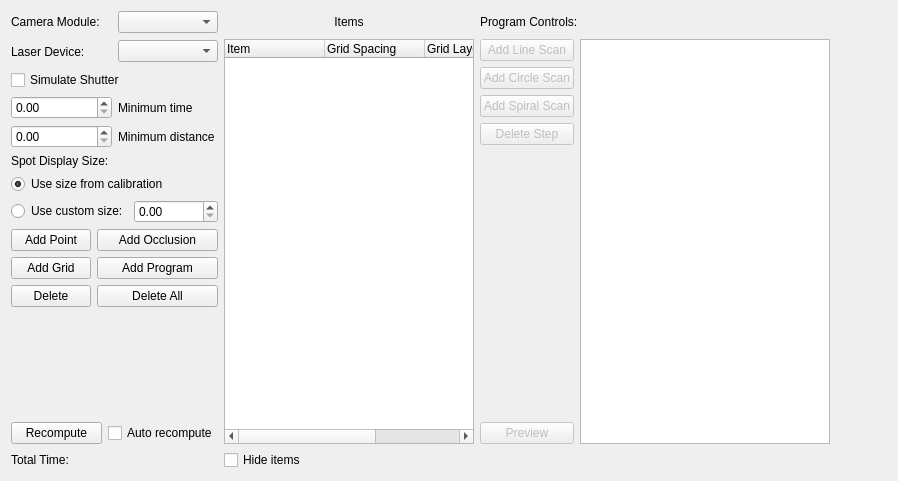
Above: lib/devices/Scanner/ProtocolTemplate.ui from acq4/acq4 before the change. Below: the same form after it.
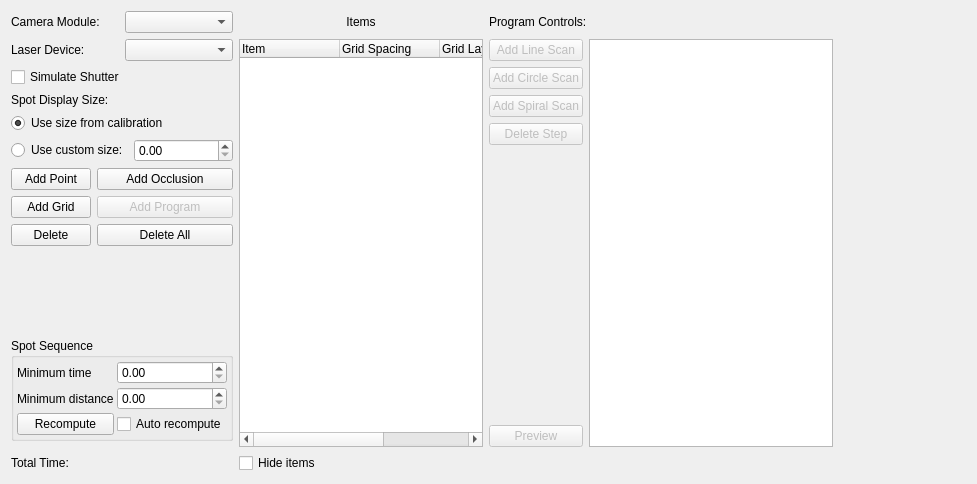
That is the form after the change. Custom widgets are drawn as their Qt base class.

Patch:
```diff
--- a/lib/devices/Scanner/ProtocolTemplate.ui
+++ b/lib/devices/Scanner/ProtocolTemplate.ui
@@ -6,8 +6,8 @@
    <rect>
     <x>0</x>
     <y>0</y>
-    <width>898</width>
-    <height>481</height>
+    <width>977</width>
+    <height>484</height>
    </rect>
   </property>
   <property name="windowTitle">
@@ -24,10 +24,24 @@
       </widget>
      </item>
      <item>
-      <widget class="QComboBox" name="cameraCombo"/>
+      <widget class="QComboBox" name="cameraCombo">
+       <property name="toolTip">
+        <string>Selects the camera module to use with the scanner. This, along with the laser device, determines which calibration files will be used.</string>
+       </property>
+      </widget>
      </item>
     </layout>
    </item>
+   <item row="0" column="2">
+    <widget class="QLabel" name="label_5">
+     <property name="text">
+      <string>Items</string>
+     </property>
+     <property name="alignment">
+      <set>Qt::AlignCenter</set>
+     </property>
+    </widget>
+   </item>
    <item row="0" column="3">
     <widget class="QLabel" name="label_8">
      <property name="text">
@@ -45,11 +59,39 @@
       </widget>
      </item>
      <item>
-      <widget class="QComboBox" name="laserCombo"/>
+      <widget class="QComboBox" name="laserCombo">
+       <property name="toolTip">
+        <string>Selects the laser to be used.</string>
+       </property>
+      </widget>
      </item>
     </layout>
    </item>
-   <item row="1" column="3" rowspan="7">
+   <item row="1" column="2" rowspan="8">
+    <widget class="TreeWidget" name="itemTree">
+     <column>
+      <property name="text">
+       <string>Item</string>
+      </property>
+     </column>
+     <column>
+      <property name="text">
+       <string>Grid Spacing</string>
+      </property>
+     </column>
+     <column>
+      <property name="text">
+       <string>Grid Layout</string>
+      </property>
+     </column>
+     <column>
+      <property name="text">
+       <string># of points</string>
+      </property>
+     </column>
+    </widget>
+   </item>
+   <item row="1" column="3" rowspan="8">
     <layout class="QHBoxLayout" name="horizontalLayout">
      <item>
       <layout class="QVBoxLayout" name="verticalLayout">
@@ -127,66 +169,25 @@
      </item>
     </layout>
    </item>
-   <item row="1" column="4">
-    <spacer name="horizontalSpacer">
-     <property name="orientation">
-      <enum>Qt::Horizontal</enum>
-     </property>
-     <property name="sizeHint" stdset="0">
-      <size>
-       <width>63</width>
-       <height>25</height>
-      </size>
-     </property>
-    </spacer>
-   </item>
-   <item row="2" column="0" colspan="2">
+   <item row="2" column="0" rowspan="2" colspan="2">
     <widget class="QCheckBox" name="simulateShutterCheck">
      <property name="text">
       <string>Simulate Shutter</string>
      </property>
     </widget>
    </item>
-   <item row="3" column="0" colspan="2">
-    <layout class="QGridLayout" name="gridLayout">
-     <item row="0" column="0">
-      <widget class="SpinBox" name="minTimeSpin">
-       <property name="suffix">
-        <string/>
-       </property>
-       <property name="decimals">
-        <number>2</number>
-       </property>
-       <property name="maximum">
-        <double>1000000.000000000000000</double>
-       </property>
-      </widget>
-     </item>
-     <item row="1" column="0">
-      <widget class="SpinBox" name="minDistSpin">
-       <property name="suffix">
-        <string/>
-       </property>
-       <property name="maximum">
-        <double>1000000.000000000000000</double>
-       </property>
-      </widget>
-     </item>
-     <item row="1" column="1">
-      <widget class="QLabel" name="label_4">
-       <property name="text">
-        <string>Minimum distance</string>
-       </property>
-      </widget>
-     </item>
-     <item row="0" column="1">
-      <widget class="QLabel" name="label_3">
-       <property name="text">
-        <string>Minimum time</string>
-       </property>
-      </widget>
-     </item>
-    </layout>
+   <item row="3" column="4">
+    <spacer name="horizontalSpacer">
+     <property name="orientation">
+      <enum>Qt::Horizontal</enum>
+     </property>
+     <property name="sizeHint" stdset="0">
+      <size>
+       <width>145</width>
+       <height>20</height>
+      </size>
+     </property>
+    </spacer>
    </item>
    <item row="4" column="0" colspan="2">
     <layout class="QVBoxLayout" name="verticalLayout_2">
@@ -199,6 +200,9 @@
      </item>
      <item>
       <widget class="QRadioButton" name="sizeFromCalibrationRadio">
+       <property name="toolTip">
+        <string>Causes target spots to be displayed at the size determined by the calibration file. Does not affect how data is collected.</string>
+       </property>
        <property name="text">
         <string>Use size from calibration</string>
        </property>
@@ -211,6 +215,9 @@
       <layout class="QHBoxLayout" name="horizontalLayout_2">
        <item>
         <widget class="QRadioButton" name="sizeCustomRadio">
+         <property name="toolTip">
+          <string>Lets the user change the display size of target spots. Does not change the way data is collected.</string>
+         </property>
          <property name="text">
           <string>Use custom size:</string>
          </property>
@@ -218,6 +225,9 @@
        </item>
        <item>
         <widget class="SpinBox" name="sizeSpin">
+         <property name="toolTip">
+          <string>Specifies the display size of the target spots. Does not change the way data is collected.</string>
+         </property>
          <property name="suffix">
           <string/>
          </property>
@@ -243,6 +253,9 @@
     <layout class="QFormLayout" name="formLayout">
      <item row="0" column="0">
       <widget class="QPushButton" name="addPointBtn">
+       <property name="toolTip">
+        <string>Add a target point to the canvas.</string>
+       </property>
        <property name="text">
         <string>Add Point</string>
        </property>
@@ -250,6 +263,9 @@
      </item>
      <item row="0" column="1">
       <widget class="QPushButton" name="addOcclusionBtn">
+       <property name="toolTip">
+        <string>Add an occlusion. Occlusions can be placed over points that the user doesn't want included in the protocol. (For example, points that lie over a pipette.)</string>
+       </property>
        <property name="text">
         <string>Add Occlusion</string>
        </property>
@@ -257,6 +273,9 @@
      </item>
      <item row="1" column="0">
       <widget class="QPushButton" name="addGridBtn">
+       <property name="toolTip">
+        <string>Add a grid of points to the canvas.</string>
+       </property>
        <property name="text">
         <string>Add Grid</string>
        </property>
@@ -264,6 +283,9 @@
      </item>
      <item row="1" column="1">
       <widget class="QPushButton" name="addProgramBtn">
+       <property name="enabled">
+        <bool>false</bool>
+       </property>
        <property name="text">
         <string>Add Program</string>
        </property>
@@ -271,6 +293,9 @@
      </item>
      <item row="2" column="0">
       <widget class="QPushButton" name="deleteBtn">
+       <property name="toolTip">
+        <string>Delete the selected item.</string>
+       </property>
        <property name="text">
         <string>Delete</string>
        </property>
@@ -278,6 +303,9 @@
      </item>
      <item row="2" column="1">
       <widget class="QPushButton" name="deleteAllBtn">
+       <property name="toolTip">
+        <string>Delete all the items in the canvas.</string>
+       </property>
        <property name="text">
         <string>Delete All</string>
        </property>
@@ -298,32 +326,21 @@
      </property>
     </spacer>
    </item>
-   <item row="7" column="0">
-    <widget class="QPushButton" name="recomputeBtn">
-     <property name="text">
-      <string>Recompute</string>
-     </property>
-    </widget>
-   </item>
-   <item row="7" column="1">
-    <widget class="QCheckBox" name="checkBox">
-     <property name="text">
-      <string>Auto recompute</string>
-     </property>
-    </widget>
-   </item>
-   <item row="8" column="0">
+   <item row="9" column="0">
     <widget class="QLabel" name="timeLabel">
      <property name="text">
       <string>Total Time:</string>
      </property>
     </widget>
    </item>
-   <item row="8" column="2">
+   <item row="9" column="2">
     <widget class="QCheckBox" name="hideCheck">
      <property name="enabled">
       <bool>true</bool>
      </property>
+     <property name="toolTip">
+      <string>Hide all items from view.</string>
+     </property>
      <property name="text">
       <string>Hide items</string>
      </property>
@@ -332,38 +349,91 @@
      </property>
     </widget>
    </item>
-   <item row="0" column="2">
-    <widget class="QLabel" name="label_5">
-     <property name="text">
-      <string>Items</string>
+   <item row="7" column="0" colspan="2">
+    <widget class="QGroupBox" name="groupBox">
+     <property name="title">
+      <string>Spot Sequence</string>
      </property>
-     <property name="alignment">
-      <set>Qt::AlignCenter</set>
-     </property>
-    </widget>
-   </item>
-   <item row="1" column="2" rowspan="7">
-    <widget class="TreeWidget" name="itemTree">
-     <column>
-      <property name="text">
-       <string>Item</string>
+     <layout class="QGridLayout" name="gridLayout_3">
+      <property name="margin">
+       <number>3</number>
       </property>
-     </column>
-     <column>
-      <property name="text">
-       <string>Grid Spacing</string>
+      <property name="spacing">
+       <number>3</number>
       </property>
-     </column>
-     <column>
-      <property name="text">
-       <string>Grid Layout</string>
-      </property>
-     </column>
-     <column>
-      <property name="text">
-       <string># of points</string>
-      </property>
-     </column>
+      <item row="2" column="0">
+       <widget class="QPushButton" name="recomputeBtn">
+        <property name="text">
+         <string>Recompute</string>
+        </property>
+       </widget>
+      </item>
+      <item row="2" column="1">
+       <widget class="QCheckBox" name="checkBox">
+        <property name="text">
+         <string>Auto recompute</string>
+        </property>
+       </widget>
+      </item>
+      <item row="0" column="1">
+       <widget class="SpinBox" name="minTimeSpin">
+        <property name="toolTip">
+         <string>&lt;!DOCTYPE HTML PUBLIC &quot;-//W3C//DTD HTML 4.0//EN&quot; &quot;http://www.w3.org/TR/REC-html40/strict.dtd&quot;&gt;
+&lt;html&gt;&lt;head&gt;&lt;meta name=&quot;qrichtext&quot; content=&quot;1&quot; /&gt;&lt;style type=&quot;text/css&quot;&gt;
+p, li { white-space: pre-wrap; }
+&lt;/style&gt;&lt;/head&gt;&lt;body style=&quot; font-family:'MS Shell Dlg 2'; font-size:8.25pt; font-weight:400; font-style:normal;&quot;&gt;
+&lt;p style=&quot; margin-top:0px; margin-bottom:0px; margin-left:0px; margin-right:0px; -qt-block-indent:0; text-indent:0px;&quot;&gt;&lt;span style=&quot; font-size:8pt;&quot;&gt;When stimulating a sequence of points, this is the minimum amount of time that must pass before stimulating the same spot a second time. Points farther away will require smaller delays. Points farther than the minimum distance (specified below) will require no delay.&lt;/span&gt;&lt;/p&gt;&lt;/body&gt;&lt;/html&gt;</string>
+        </property>
+        <property name="suffix">
+         <string/>
+        </property>
+        <property name="decimals">
+         <number>2</number>
+        </property>
+        <property name="maximum">
+         <double>1000000.000000000000000</double>
+        </property>
+       </widget>
+      </item>
+      <item row="1" column="1">
+       <widget class="SpinBox" name="minDistSpin">
+        <property name="toolTip">
+         <string>&lt;!DOCTYPE HTML PUBLIC &quot;-//W3C//DTD HTML 4.0//EN&quot; &quot;http://www.w3.org/TR/REC-html40/strict.dtd&quot;&gt;
+&lt;html&gt;&lt;head&gt;&lt;meta name=&quot;qrichtext&quot; content=&quot;1&quot; /&gt;&lt;style type=&quot;text/css&quot;&gt;
+p, li { white-space: pre-wrap; }
+&lt;/style&gt;&lt;/head&gt;&lt;body style=&quot; font-family:'MS Shell Dlg 2'; font-size:8.25pt; font-weight:400; font-style:normal;&quot;&gt;
+&lt;p style=&quot; margin-top:0px; margin-bottom:0px; margin-left:0px; margin-right:0px; -qt-block-indent:0; text-indent:0px;&quot;&gt;&lt;span style=&quot; font-size:8pt;&quot;&gt;When stimulating a sequence of points, this is the minimum distance between two spots such that no time delay is required between stimulating them. Points closer than this distance will require some delay, which is determined in part by the minimum time specified above.&lt;/span&gt;&lt;/p&gt;&lt;/body&gt;&lt;/html&gt;</string>
+        </property>
+        <property name="suffix">
+         <string/>
+        </property>
+        <property name="maximum">
+         <double>1000000.000000000000000</double>
+        </property>
+       </widget>
+      </item>
+      <item row="0" column="0">
+       <widget class="QLabel" name="label_3">
+        <property name="text">
+         <string>Minimum time</string>
+        </property>
+       </widget>
+      </item>
+      <item row="1" column="0">
+       <widget class="QLabel" name="label_4">
+        <property name="text">
+         <string>Minimum distance</string>
+        </property>
+       </widget>
+      </item>
+     </layout>
+     <zorder>recomputeBtn</zorder>
+     <zorder>recomputeBtn</zorder>
+     <zorder>checkBox</zorder>
+     <zorder>minTimeSpin</zorder>
+     <zorder>minDistSpin</zorder>
+     <zorder>label_3</zorder>
+     <zorder>label_4</zorder>
     </widget>
    </item>
   </layout>
```
